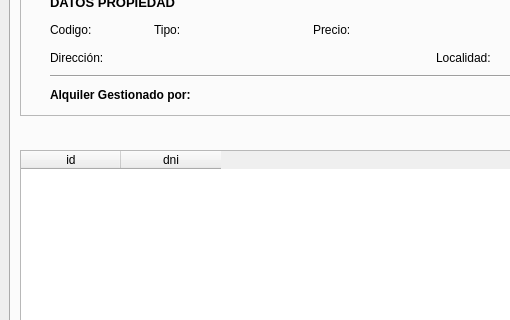
First picture: the form in templates/venPrincipal.ui, repository BuaTeijeiro/ProyectoDI, before the edit; both pictures show x 0 to 510 and y 176 to 496 of the 1174 by 777 pixel window.
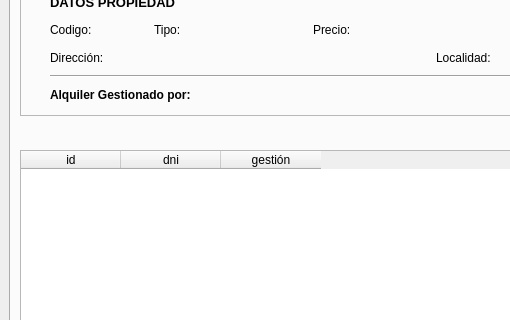
Second picture: the form after the edit. Icons and pictures are not drawn.

What changed in the file:
```diff
--- a/templates/venPrincipal.ui
+++ b/templates/venPrincipal.ui
@@ -6079,6 +6079,11 @@
               <string>dni</string>
              </property>
             </column>
+            <column>
+             <property name="text">
+              <string>gestión</string>
+             </property>
+            </column>
            </widget>
           </item>
           <item>
```
